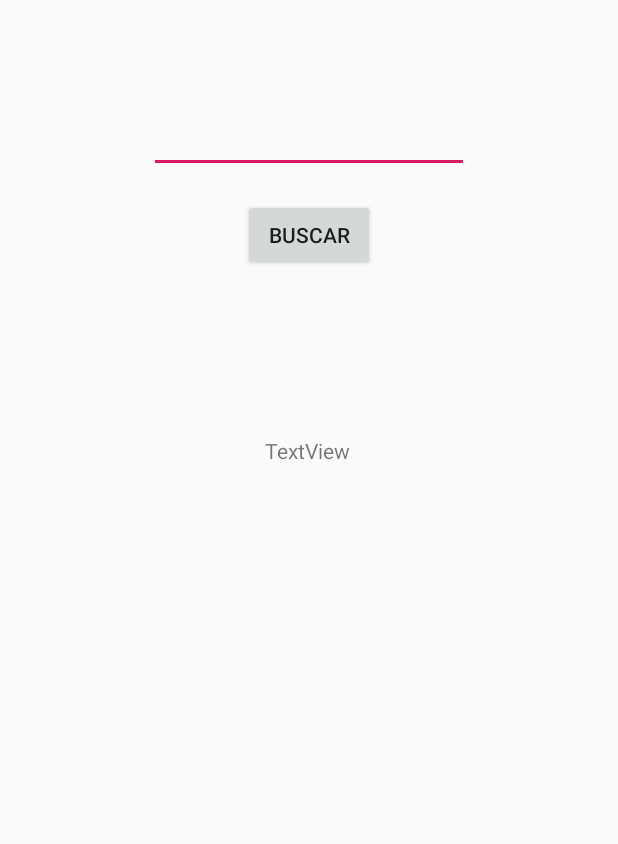
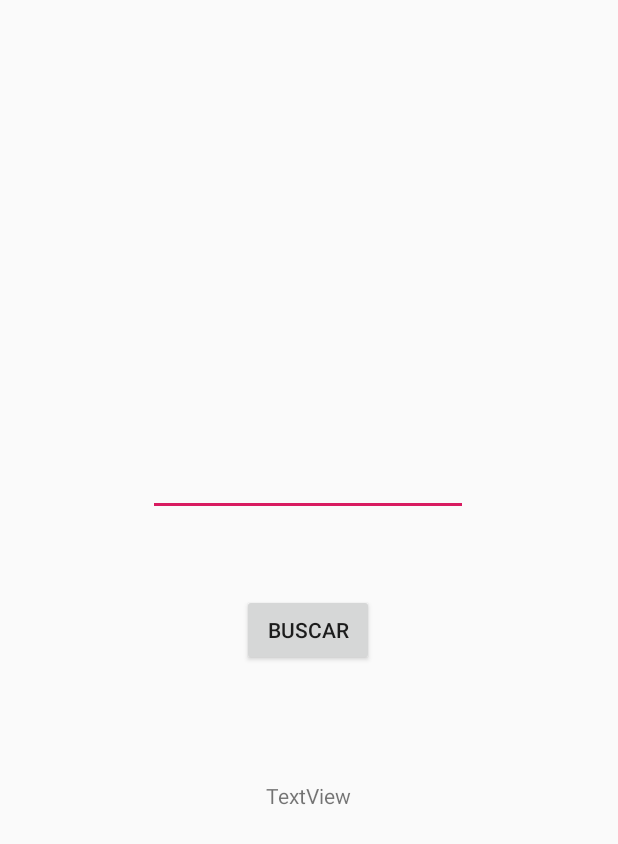
Before and after one commit to AlbertoDoc/retrofit-api-github, an Android app: the layout activity_main.xml on its own in the app's theme, with its tools: preview values and no code run, on a phone screen of 412 x 824 dp. Shown: the top 844 px of the screen. Run offline under Robolectric (Android 15) with nearby library versions, the phone set to English and light mode, and no system bars.

```diff
--- a/app/src/main/res/layout/activity_main.xml
+++ b/app/src/main/res/layout/activity_main.xml
@@ -10,34 +10,37 @@
         android:id="@+id/cepEditText"
         android:layout_width="wrap_content"
         android:layout_height="wrap_content"
-        android:layout_marginTop="70dp"
+        android:layout_marginBottom="480dp"
         android:autofillHints="INSIRA O CEP"
         android:ems="10"
         android:inputType="text"
+        app:layout_constraintBottom_toBottomOf="parent"
         app:layout_constraintEnd_toEndOf="parent"
-        app:layout_constraintStart_toStartOf="parent"
-        app:layout_constraintTop_toTopOf="parent" />
+        app:layout_constraintHorizontal_bias="0.497"
+        app:layout_constraintStart_toStartOf="parent" />
 
     <Button
         android:id="@+id/buscarButton"
         android:layout_width="wrap_content"
         android:layout_height="wrap_content"
-        android:layout_marginTop="17dp"
+        android:layout_marginBottom="380dp"
         android:text="Buscar"
+        app:layout_constraintBottom_toBottomOf="parent"
         app:layout_constraintEnd_toEndOf="parent"
-        app:layout_constraintStart_toStartOf="parent"
-        app:layout_constraintTop_toBottomOf="@+id/cepEditText" />
+        app:layout_constraintHorizontal_bias="0.498"
+        app:layout_constraintStart_toStartOf="parent" />
 
     <TextView
         android:id="@+id/cepTextView"
         android:layout_width="wrap_content"
         android:layout_height="wrap_content"
+        android:layout_marginBottom="284dp"
         android:text="TextView"
         app:layout_constraintBottom_toBottomOf="parent"
         app:layout_constraintEnd_toEndOf="parent"
         app:layout_constraintHorizontal_bias="0.498"
         app:layout_constraintStart_toStartOf="parent"
-        app:layout_constraintTop_toBottomOf="@+id/buscarButton"
-        app:layout_constraintVertical_bias="0.176" />
+        android:paddingStart="20dp"
+        android:paddingEnd="20dp"/>
 
 </androidx.constraintlayout.widget.ConstraintLayout>
```
Also changed, not shown: app/build.gradle (+13 -6 lines), app/src/main/java/com/example/albertodoc/retrofitexample/MainActivity.java (+26 -41 lines), app/src/main/java/com/example/albertodoc/retrofitexample/Model/User.java (+9 -9 lines), app/src/main/java/com/example/albertodoc/retrofitexample/Retrofit/GitHubService.java (+2 -5 lines), app/src/main/java/com/example/albertodoc/retrofitexample/Retrofit/RetrofitConfig.java (+11 -0 lines).
